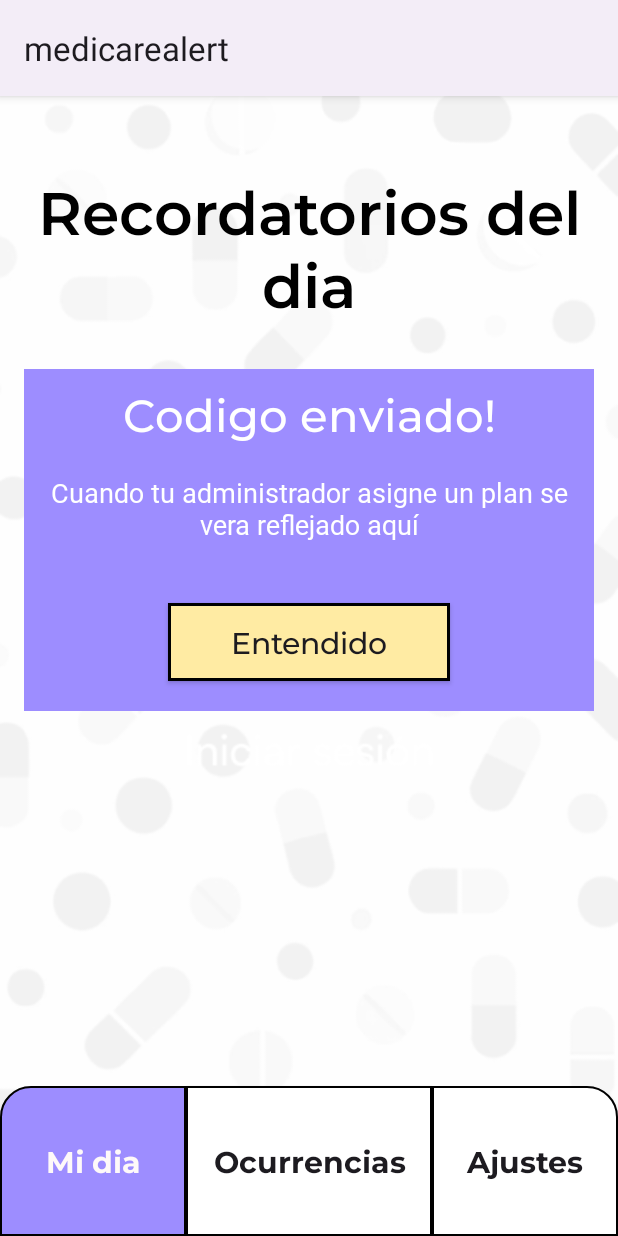
After one commit to jsalguero1/Entrega_final_mejoramiento_UX, an Android app: the MiDia03Activity screen opened directly, with no data from a screen before it, on a phone screen of 412 x 824 dp. The commit adds this screen. Run offline under Robolectric (Android 15) with nearby library versions, the phone set to English and light mode, and no system bars.

Commit message:
Se agrega tercera pantalla del flujo MiDia.

```diff
--- a/app/src/main/AndroidManifest.xml
+++ b/app/src/main/AndroidManifest.xml
@@ -39,6 +39,9 @@
         <activity
             android:name=".MiDia02Activity"
             android:exported="false"/>
+        <activity
+            android:name=".MiDia03Activity"
+            android:exported="false"/>
     </application>
 
 </manifest>
--- a/app/src/main/java/com/uniandes/miso/medicarealert/MiDia02Activity.kt
+++ b/app/src/main/java/com/uniandes/miso/medicarealert/MiDia02Activity.kt
@@ -1,6 +1,7 @@
 package com.uniandes.miso.medicarealert
 
 import android.content.Context
+import android.content.Intent
 import android.os.Bundle
 import androidx.appcompat.app.AppCompatActivity
 import com.uniandes.miso.medicarealert.databinding.ActivityMiDia02Binding
@@ -20,9 +21,9 @@ class MiDia02Activity: AppCompatActivity() {
     }
 
     private fun loadMiDia03Activity(context: Context) {
-        //val intent = Intent(context, MiDia03Activity::class.java)
-        //context.startActivity(intent)
-        //finish()
+        val intent = Intent(context, MiDia03Activity::class.java)
+        context.startActivity(intent)
+        finish()
     }
 
 }
--- /dev/null
+++ b/app/src/main/java/com/uniandes/miso/medicarealert/MiDia03Activity.kt
@@ -0,0 +1,18 @@
+package com.uniandes.miso.medicarealert
+
+import android.os.Bundle
+import androidx.appcompat.app.AppCompatActivity
+import com.uniandes.miso.medicarealert.databinding.ActivityMiDia03Binding
+
+class MiDia03Activity : AppCompatActivity() {
+
+    private lateinit var binding: ActivityMiDia03Binding
+
+    override fun onCreate(savedInstanceState: Bundle?) {
+        super.onCreate(savedInstanceState)
+
+        binding = ActivityMiDia03Binding.inflate(layoutInflater)
+        setContentView(binding.root)
+
+    }
+}
--- /dev/null
+++ b/app/src/main/res/layout/activity_mi_dia_03.xml
@@ -0,0 +1,159 @@
+<?xml version="1.0" encoding="utf-8"?>
+
+<ScrollView xmlns:android="http://schemas.android.com/apk/res/android"
+    xmlns:app="http://schemas.android.com/apk/res-auto"
+    xmlns:tools="http://schemas.android.com/tools"
+    android:layout_width="match_parent"
+    android:layout_height="match_parent"
+    android:fillViewport="true">
+
+    <androidx.constraintlayout.widget.ConstraintLayout
+        android:layout_width="match_parent"
+        android:layout_height="wrap_content"
+        android:gravity="center"
+        android:orientation="vertical"
+        tools:context=".MiDia03Activity">
+
+        <ImageView
+            android:layout_width="0dp"
+            android:layout_height="0dp"
+            android:src="@drawable/login"
+            android:scaleType="centerCrop"
+            app:layout_constraintTop_toTopOf="parent"
+            app:layout_constraintBottom_toBottomOf="parent"
+            app:layout_constraintStart_toStartOf="parent"
+            app:layout_constraintEnd_toEndOf="parent"/>
+
+        <RelativeLayout
+            android:id="@+id/linearLayout"
+            android:layout_width="match_parent"
+            android:layout_height="match_parent"
+            android:orientation="vertical"
+            android:paddingLeft="16dp"
+            android:paddingRight="16dp"
+            android:paddingTop="40dp"
+            android:paddingBottom="10dp"
+            app:layout_constraintEnd_toEndOf="parent"
+            app:layout_constraintStart_toStartOf="parent"
+            app:layout_constraintTop_toTopOf="parent">
+
+            <TextView
+                android:id="@+id/txtLogoName"
+                android:layout_width="wrap_content"
+                android:layout_height="wrap_content"
+                android:layout_marginTop="10dp"
+                android:layout_marginBottom="30dp"
+                android:fontFamily="@font/montserrat_semibold"
+                android:text="Recordatorios del dia"
+                android:textAlignment="center"
+                android:textColor="#000000"
+                android:textSize="40sp"
+                android:layout_centerHorizontal="true"
+                android:layout_gravity="center_horizontal"/>
+
+            <LinearLayout
+                android:id="@+id/linearLayoutFotos"
+                android:layout_width="match_parent"
+                android:layout_height="wrap_content"
+                android:orientation="vertical"
+                android:background="@drawable/border_compartir"
+                android:layout_below="@id/txtLogoName">
+
+                <TextView
+                    android:id="@+id/txtCodigoEnviado"
+                    android:layout_width="match_parent"
+                    android:layout_height="wrap_content"
+                    android:layout_gravity="center"
+                    android:layout_marginTop="10dp"
+                    android:layout_marginBottom="10dp"
+                    android:fontFamily="@font/montserrat_medium"
+                    android:text="Codigo enviado!"
+                    android:textAlignment="center"
+                    android:textColor="#FFFFFF"
+                    android:textSize="30sp" />
+
+                <TextView
+                    android:id="@+id/txtMensajeCodigoEnviado"
+                    android:layout_width="match_parent"
+                    android:layout_height="wrap_content"
+                    android:layout_gravity="center"
+                    android:layout_marginTop="10dp"
+                    android:layout_marginBottom="10dp"
+                    android:fontFamily="@font/montserrat_regular"
+                    android:text="Cuando tu administrador asigne un plan se vera reflejado aquí"
+                    android:textAlignment="center"
+                    android:textColor="#FFFFFF"
+                    android:textSize="18sp"
+                    android:paddingStart="8dp"
+                    android:paddingEnd="8dp"/>
+
+                <androidx.appcompat.widget.AppCompatButton
+                    android:id="@+id/btnCompartirCodigo"
+                    android:layout_width="188dp"
+                    android:layout_height="52dp"
+                    android:layout_marginTop="30dp"
+                    android:layout_marginBottom="20dp"
+                    android:background="@drawable/border_button"
+                    android:fontFamily="@font/montserrat_medium"
+                    android:text="Entendido"
+                    android:gravity="center"
+                    android:layout_gravity="center"
+                    android:textSize="20sp"
+                    android:textAllCaps="false" />
+
+            </LinearLayout>
+
+        </RelativeLayout>
+
+        <LinearLayout
+            android:id="@+id/linearLayoutIconos"
+            android:layout_width="match_parent"
+            android:layout_height="wrap_content"
+            android:orientation="horizontal"
+            android:layout_alignParentBottom="true"
+            app:layout_constraintBottom_toBottomOf="parent"
+            app:layout_constraintEnd_toEndOf="parent">
+
+            <androidx.appcompat.widget.AppCompatButton
+                android:layout_width="wrap_content"
+                android:layout_height="100dp"
+                android:layout_marginTop="30dp"
+                android:background="@drawable/border_navigation_01"
+                android:fontFamily="@font/montserrat_bold"
+                android:text="Mi dia"
+                android:gravity="center"
+                android:textColor="#FEF9F9"
+                android:textSize="20sp"
+                android:layout_weight="1"
+                android:textAllCaps="false"
+                android:paddingRight="0dp"/>
+
+            <androidx.appcompat.widget.AppCompatButton
+                android:layout_width="wrap_content"
+                android:layout_height="100dp"
+                android:layout_marginTop="30dp"
+                android:background="@drawable/border_navigation_02"
+                android:fontFamily="@font/montserrat_bold"
+                android:text="Ocurrencias"
+                android:gravity="center"
+                android:textSize="20sp"
+                android:layout_weight="1"
+                android:textAllCaps="false" />
+
+            <androidx.appcompat.widget.AppCompatButton
+                android:layout_width="wrap_content"
+                android:layout_height="100dp"
+                android:layout_marginTop="30dp"
+                android:background="@drawable/border_navigation_03"
+                android:fontFamily="@font/montserrat_bold"
+                android:text="Ajustes"
+                android:gravity="center"
+                android:textSize="20sp"
+                android:layout_weight="1"
+                android:textAllCaps="false"
+                android:paddingLeft="0dp"/>
+
+        </LinearLayout>
+
+    </androidx.constraintlayout.widget.ConstraintLayout>
+</ScrollView>
```
